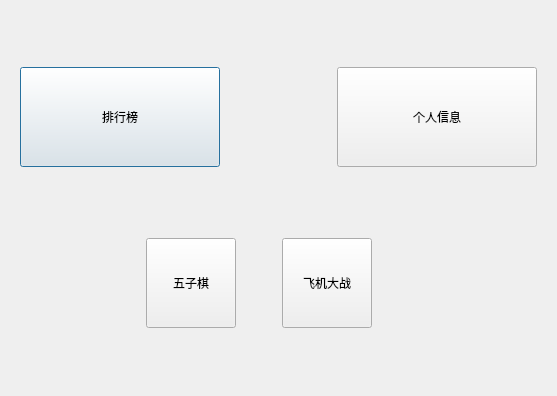
Before: the Qt Designer form Game/userspace.ui in Sanzo00/GamePlatform, drawn with Qt 5.
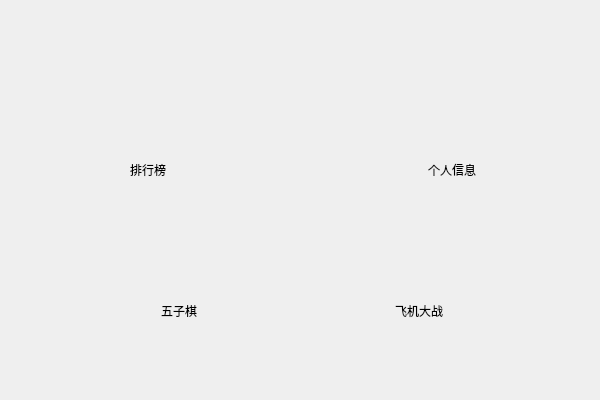
After: the same form once the commit is applied.

Patch:
```diff
--- a/Game/userspace.ui
+++ b/Game/userspace.ui
@@ -6,10 +6,22 @@
    <rect>
     <x>0</x>
     <y>0</y>
-    <width>557</width>
-    <height>396</height>
+    <width>600</width>
+    <height>400</height>
    </rect>
   </property>
+  <property name="minimumSize">
+   <size>
+    <width>600</width>
+    <height>400</height>
+   </size>
+  </property>
+  <property name="maximumSize">
+   <size>
+    <width>600</width>
+    <height>400</height>
+   </size>
+  </property>
   <property name="windowTitle">
    <string>游戏大厅</string>
   </property>
@@ -19,7 +31,26 @@
   <property name="autoFillBackground">
    <bool>true</bool>
   </property>
-  <layout class="QVBoxLayout" name="verticalLayout">
+  <layout class="QVBoxLayout" name="verticalLayout_2">
+   <item>
+    <widget class="QWidget" name="widget_3" native="true">
+     <property name="maximumSize">
+      <size>
+       <width>400</width>
+       <height>50</height>
+      </size>
+     </property>
+     <layout class="QVBoxLayout" name="verticalLayout">
+      <item>
+       <widget class="QLabel" name="label">
+        <property name="text">
+         <string/>
+        </property>
+       </widget>
+      </item>
+     </layout>
+    </widget>
+   </item>
    <item>
     <widget class="QWidget" name="widget_2" native="true">
      <property name="sizePolicy">
@@ -46,6 +77,9 @@
         <property name="text">
          <string>排行榜</string>
         </property>
+        <property name="flat">
+         <bool>true</bool>
+        </property>
        </widget>
       </item>
       <item>
@@ -53,9 +87,12 @@
         <property name="orientation">
          <enum>Qt::Horizontal</enum>
         </property>
+        <property name="sizeType">
+         <enum>QSizePolicy::Fixed</enum>
+        </property>
         <property name="sizeHint" stdset="0">
          <size>
-          <width>40</width>
+          <width>70</width>
           <height>20</height>
          </size>
         </property>
@@ -78,6 +115,9 @@
         <property name="text">
          <string>个人信息</string>
         </property>
+        <property name="flat">
+         <bool>true</bool>
+        </property>
        </widget>
       </item>
      </layout>
@@ -92,19 +132,6 @@
       </sizepolicy>
      </property>
      <layout class="QHBoxLayout" name="horizontalLayout">
-      <item>
-       <spacer name="horizontalSpacer">
-        <property name="orientation">
-         <enum>Qt::Horizontal</enum>
-        </property>
-        <property name="sizeHint" stdset="0">
-         <size>
-          <width>40</width>
-          <height>20</height>
-         </size>
-        </property>
-       </spacer>
-      </item>
       <item>
        <widget class="QPushButton" name="btn_Wuziqi">
         <property name="minimumSize">
@@ -122,6 +149,9 @@
         <property name="text">
          <string>五子棋</string>
         </property>
+        <property name="flat">
+         <bool>true</bool>
+        </property>
        </widget>
       </item>
       <item>
@@ -134,7 +164,7 @@
         </property>
         <property name="sizeHint" stdset="0">
          <size>
-          <width>40</width>
+          <width>30</width>
           <height>20</height>
          </size>
         </property>
@@ -157,37 +187,17 @@
         <property name="text">
          <string>飞机大战</string>
         </property>
+        <property name="autoDefault">
+         <bool>false</bool>
+        </property>
+        <property name="default">
+         <bool>false</bool>
+        </property>
+        <property name="flat">
+         <bool>true</bool>
+        </property>
        </widget>
       </item>
-      <item>
-       <spacer name="horizontalSpacer_4">
-        <property name="orientation">
-         <enum>Qt::Horizontal</enum>
-        </property>
-        <property name="sizeType">
-         <enum>QSizePolicy::Fixed</enum>
-        </property>
-        <property name="sizeHint" stdset="0">
-         <size>
-          <width>40</width>
-          <height>20</height>
-         </size>
-        </property>
-       </spacer>
-      </item>
-      <item>
-       <spacer name="horizontalSpacer_2">
-        <property name="orientation">
-         <enum>Qt::Horizontal</enum>
-        </property>
-        <property name="sizeHint" stdset="0">
-         <size>
-          <width>40</width>
-          <height>20</height>
-         </size>
-        </property>
-       </spacer>
-      </item>
      </layout>
     </widget>
    </item>
```
Left out of the diff: 4 changed lines with no effect on the pictures.
